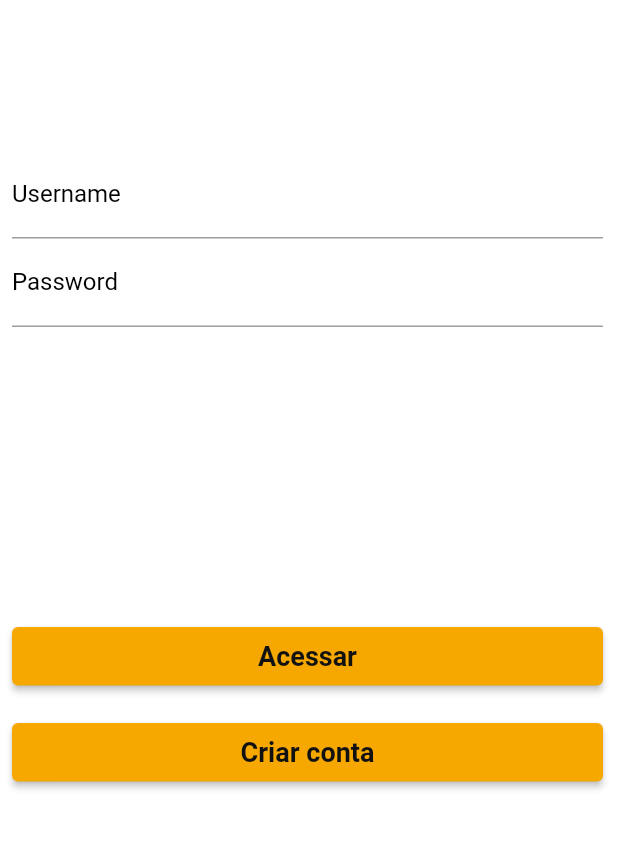
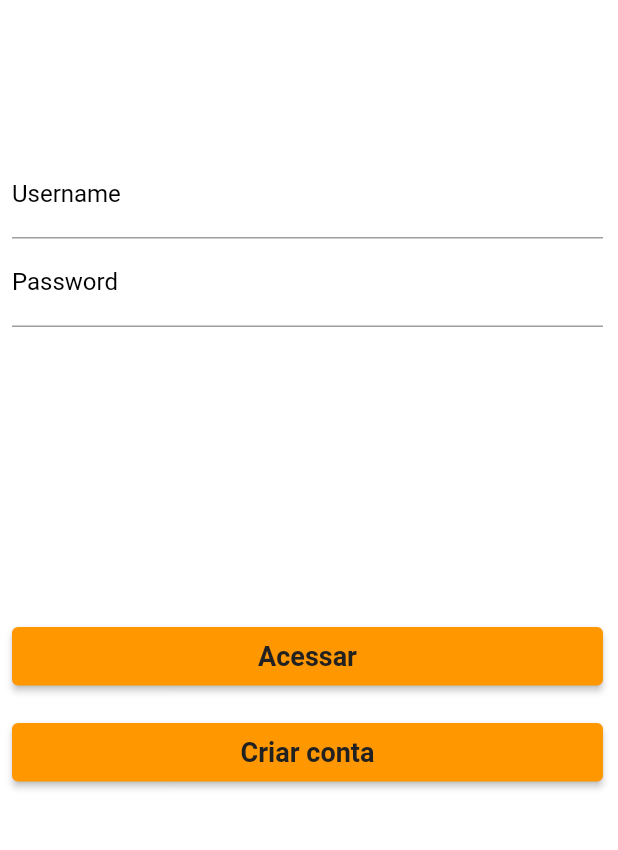
Before and after one commit to Jorge-Neto/av-apps-moveis, a Flutter app: the screen it shows after launch, on a phone screen of 412 x 824 dp, the part 300-1150 px from its top. Run offline on Flutter 3.47's test engine with Material 2 defaults, Android fonts, the phone set to English and light mode, and no system bars; our stand-ins replace flutter_mobx, flutter_svg, mobx, parse_server_sdk_flutter; generated files the repository leaves out were written again.

```diff
--- a/lib/core/app_colors.dart
+++ b/lib/core/app_colors.dart
@@ -1,9 +1,12 @@
 import 'package:flutter/material.dart';
 
 class AppColors {
-  static const Color primary = Color(0xFFF6A800);
-  static const Color secondary = Color(0xFF111111);
-  static const Color tableFreeStatus = Color(0xFF1CBB6D);
-  static const Color tableOccupiedStatus = Color(0xFF4973FF);
-  static const Color tableCloseStatus = Color(0xFFFD7976);
+  static const Color primary = Color(0xFFFF9800);
+  static const Color secondary = Color(0xFF212121);
+  static const Color tableFreeStatus = Color(0xFF4CAF50);
+  static const Color tableOccupiedStatus = Color(0xFF2196F3);
+  static const Color tableCloseStatus = Color(0xFFF44336);
+  static const Color colorYellow = Color(0xFFFFEB3B);
+  static const Color colorRed = Color(0xFFF44336);
+  static const Color colorGreen = Color(0xFF8BC34A);
 }
--- a/lib/core/app_text.dart
+++ b/lib/core/app_text.dart
@@ -22,7 +22,7 @@ class AppTextStyles {
   );
 
   static const TextStyle textGrey = TextStyle(
-      color: Color(0xFFABABAB),
+      color: Color(0xFF9E9E9E),
       fontSize: 18,
       fontWeight: FontWeight.bold
   );
@@ -52,13 +52,13 @@ class AppTextStyles {
   );
 
   static const TextStyle consumptionItemTitle = TextStyle(
-      color: Colors.black38,
+      color: Color(0xFF9E9E9E),
       fontSize: 18,
       fontWeight: FontWeight.bold
   );
 
   static const TextStyle consumptionItemValue = TextStyle(
-      color: Colors.black,
+      color: Color(0xFF212121),
       fontSize: 18,
       fontWeight: FontWeight.bold
   );
--- a/lib/pages/Login/login_page.dart
+++ b/lib/pages/Login/login_page.dart
@@ -20,7 +20,8 @@ class _LoginPageState extends State<LoginPage> {
 
     return Scaffold(
       backgroundColor: Colors.white,
-      body: Padding(
+      body: SingleChildScrollView(
+        child: Padding(
           padding: const EdgeInsets.fromLTRB(8.0, 50.0, 10.0, 0),
           child: Column(
             children: [
@@ -40,7 +41,7 @@ class _LoginPageState extends State<LoginPage> {
                 autocorrect: false,
                 decoration: const InputDecoration(
                     border: UnderlineInputBorder(
-                      borderSide: BorderSide(color: Colors.yellow)),
+                        borderSide: BorderSide(color: AppColors.colorYellow)),
                     labelText: 'Username',
                 labelStyle: TextStyle(color: Colors.black)
                 ),
@@ -54,7 +55,7 @@ class _LoginPageState extends State<LoginPage> {
                 autocorrect: false,
                 decoration: const InputDecoration(
                     border: UnderlineInputBorder(
-                      borderSide: BorderSide(color: Colors.yellow)),
+                        borderSide: BorderSide(color: AppColors.colorYellow)),
                     labelText: 'Password',
                     labelStyle: TextStyle(color: Colors.black)),
               ),
@@ -91,6 +92,7 @@ class _LoginPageState extends State<LoginPage> {
                 ),
               )
             ],
+          ),
         ),
       ),
     );
@@ -146,7 +148,6 @@ class _LoginPageState extends State<LoginPage> {
     final user = ParseUser(username, password, null);
 
     var response = await user.login();
-
     if (response.success) {
       showSuccess("Login efetuado");
     } else {
--- a/lib/pages/Products/product_page.dart
+++ b/lib/pages/Products/product_page.dart
@@ -1,6 +1,7 @@
 // ignore_for_file: unnecessary_brace_in_string_interps
 
 import 'package:avaliacao/components/product_widget.dart';
+import 'package:avaliacao/core/app_colors.dart';
 import 'package:avaliacao/core/app_text.dart';
 import 'package:avaliacao/models/product_model.dart';
 import 'package:avaliacao/repositories/products_repository.dart';
@@ -32,7 +33,7 @@ class ProductsPage extends StatelessWidget {
     return const Center(
       child: Text(
         'Erro ao buscar produtos!',
-        style: TextStyle(color: Colors.red, fontWeight: FontWeight.bold),
+        style: TextStyle(color: AppColors.colorRed, fontWeight: FontWeight.bold),
       ),
     );
   }
```
Also changed, not shown: lib/components/product_widget.dart (+12 -5 lines), lib/pages/Settings/settings_page.dart (+35 -9 lines). Lines whose indentation alone changed are shown as unchanged.
